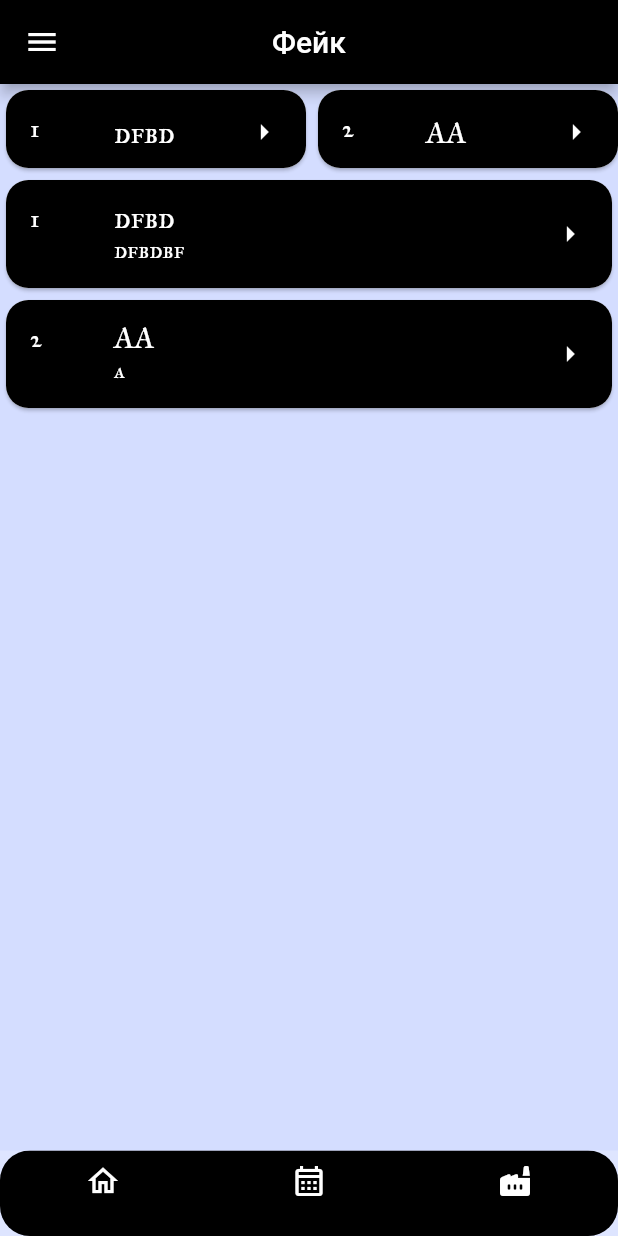
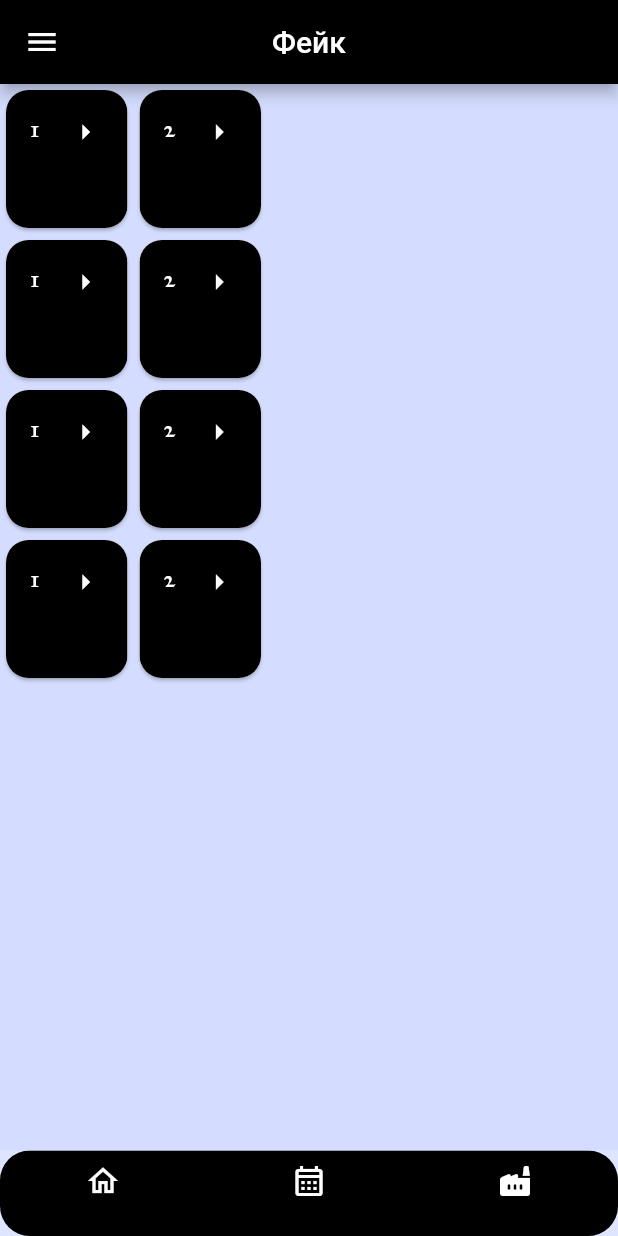
Before and after one commit to OG-Vobla/flutter_application_2, a Flutter app: the HomePage screen opened by its route, item 3 of the bottom bar chosen, on a phone screen of 412 x 824 dp. Run offline on Flutter 3.47's test engine with Material 2 defaults, Android fonts, the phone set to English and light mode, and no system bars.

Commit message:
Практика 2

```diff
--- /dev/null
+++ b/lib/fakeDelyxePageSecond.dart
@@ -0,0 +1,128 @@
+
+import 'package:flutter/material.dart';
+import 'package:flutter_application_2/dealsPage.dart';
+
+class FakeDealPagesSecond extends StatelessWidget {
+  const FakeDealPagesSecond({super.key});
+
+  @override
+  Widget build(BuildContext context) {
+    return Scaffold(
+
+      backgroundColor: Color.fromARGB(177, 207, 217, 255),
+      body:Column(
+        children: <Widget>[
+ SizedBox(height: 100, child: ListView(
+  scrollDirection: Axis.horizontal,
+        children: dealList.map(
+          (deal) {
+           return Card(
+            shape: RoundedRectangleBorder(
+              borderRadius: BorderRadius.circular(15),
+            ),
+            child:
+            SizedBox(child:ListTile(
+              shape: RoundedRectangleBorder(
+                borderRadius: BorderRadius.circular(15),
+              ),
+              tileColor: Color.fromARGB(255, 0, 0, 0),
+              leading: Text(
+                deal.id.toString(),style: TextStyle(color: Colors.white, fontFamily: "IMFellGreatPrimerSC-Regular", fontSize: 16),
+              ),
+              trailing: const Icon(
+                Icons.arrow_right,
+                color: Color.fromARGB(255, 255, 255, 255),
+              ),
+              onTap: () {},
+            ) , height: 50, width: 81,)
+          );
+          },
+        ).toList(),
+      )),
+ SizedBox(height: 100, child: ListView(
+  scrollDirection: Axis.horizontal,
+        children: dealList.map(
+          (deal) {
+           return Card(
+            shape: RoundedRectangleBorder(
+              borderRadius: BorderRadius.circular(15),
+            ),
+            child:
+            SizedBox(child:ListTile(
+              shape: RoundedRectangleBorder(
+                borderRadius: BorderRadius.circular(15),
+              ),
+              tileColor: Color.fromARGB(255, 0, 0, 0),
+              leading: Text(
+                deal.id.toString(),style: TextStyle(color: Colors.white, fontFamily: "IMFellGreatPrimerSC-Regular", fontSize: 16),
+              ),
+              trailing: const Icon(
+                Icons.arrow_right,
+                color: Color.fromARGB(255, 255, 255, 255),
+              ),
+              onTap: () {},
+            ) , height: 50, width: 81,)
+          );
+          },
+        ).toList(),
+      )),
+       SizedBox(height: 100, child: ListView(
+  scrollDirection: Axis.horizontal,
+        children: dealList.map(
+          (deal) {
+           return Card(
+            shape: RoundedRectangleBorder(
+              borderRadius: BorderRadius.circular(15),
+            ),
+            child:
+            SizedBox(child:ListTile(
+              shape: RoundedRectangleBorder(
+                borderRadius: BorderRadius.circular(15),
+              ),
+              tileColor: Color.fromARGB(255, 0, 0, 0),
+              leading: Text(
+                deal.id.toString(),style: TextStyle(color: Colors.white, fontFamily: "IMFellGreatPrimerSC-Regular", fontSize: 16),
+              ),
+              trailing: const Icon(
+                Icons.arrow_right,
+                color: Color.fromARGB(255, 255, 255, 255),
+              ),
+              onTap: () {},
+            ) , height: 50, width: 81,)
+          );
+          },
+        ).toList(),
+      )),
+       SizedBox(height: 100, child: ListView(
+  scrollDirection: Axis.horizontal,
+        children: dealList.map(
+          (deal) {
+           return Card(
+            shape: RoundedRectangleBorder(
+              borderRadius: BorderRadius.circular(15),
+            ),
+            child:
+            SizedBox(child:ListTile(
+              shape: RoundedRectangleBorder(
+                borderRadius: BorderRadius.circular(15),
+              ),
+              tileColor: Color.fromARGB(255, 0, 0, 0),
+              leading: Text(
+                deal.id.toString(),style: TextStyle(color: Colors.white, fontFamily: "IMFellGreatPrimerSC-Regular", fontSize: 16),
+              ),
+              trailing: const Icon(
+                Icons.arrow_right,
+                color: Color.fromARGB(255, 255, 255, 255),
+              ),
+              onTap: () {},
+            ) , height: 50, width: 81,)
+          );
+          },
+        ).toList(),
+      )),
+ ],
+
+      )
+    );
+  }
+}
--- a/lib/homePage.dart
+++ b/lib/homePage.dart
@@ -4,6 +4,7 @@ import 'package:flutter/services.dart';
 import 'package:flutter_application_2/calendarPage.dart';
 import 'package:flutter_application_2/dealsPage.dart';
 import 'package:flutter_application_2/editDealPage.dart';
+import 'package:flutter_application_2/fakeDelyxePageSecond.dart';
 import 'package:flutter_application_2/homePage.dart';
 import 'package:flutter_application_2/fakeDelyxePage.dart';
 
@@ -122,7 +123,7 @@ setState(() {
       listSearchWidget(context),
       //const DealPages(), // 0
       const CalendarPage(), // 1
-      const FakeDealPages(),
+      const FakeDealPagesSecond(),
     ];
     AppBar appBarSearch = AppBar(
                       automaticallyImplyLeading: true,
```
